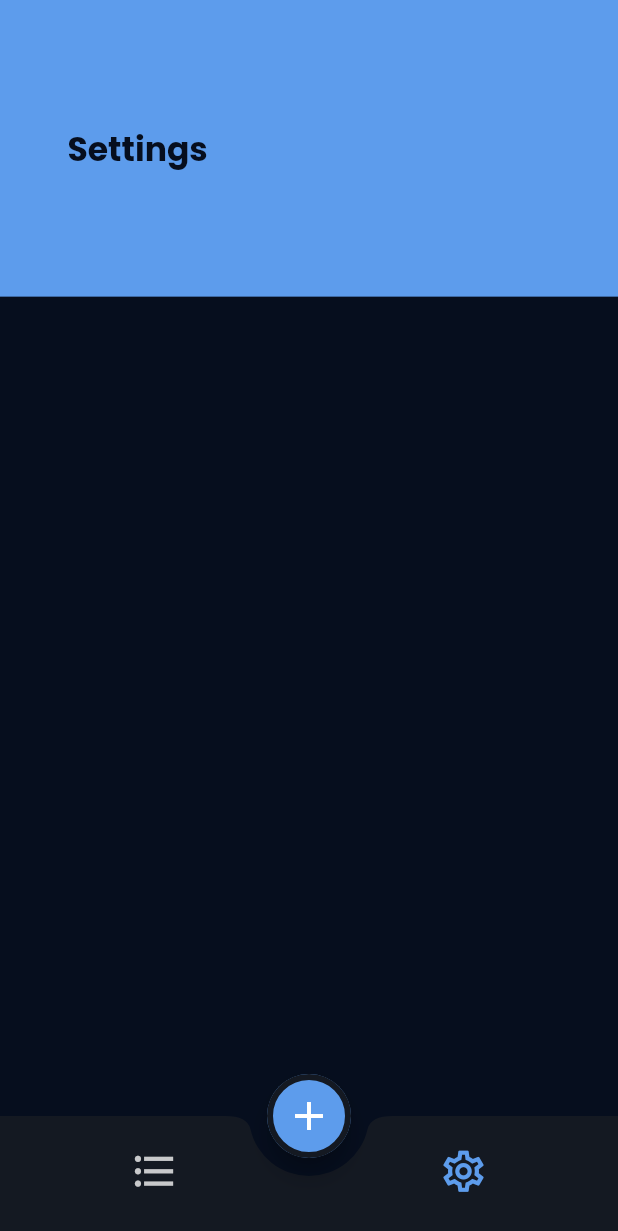
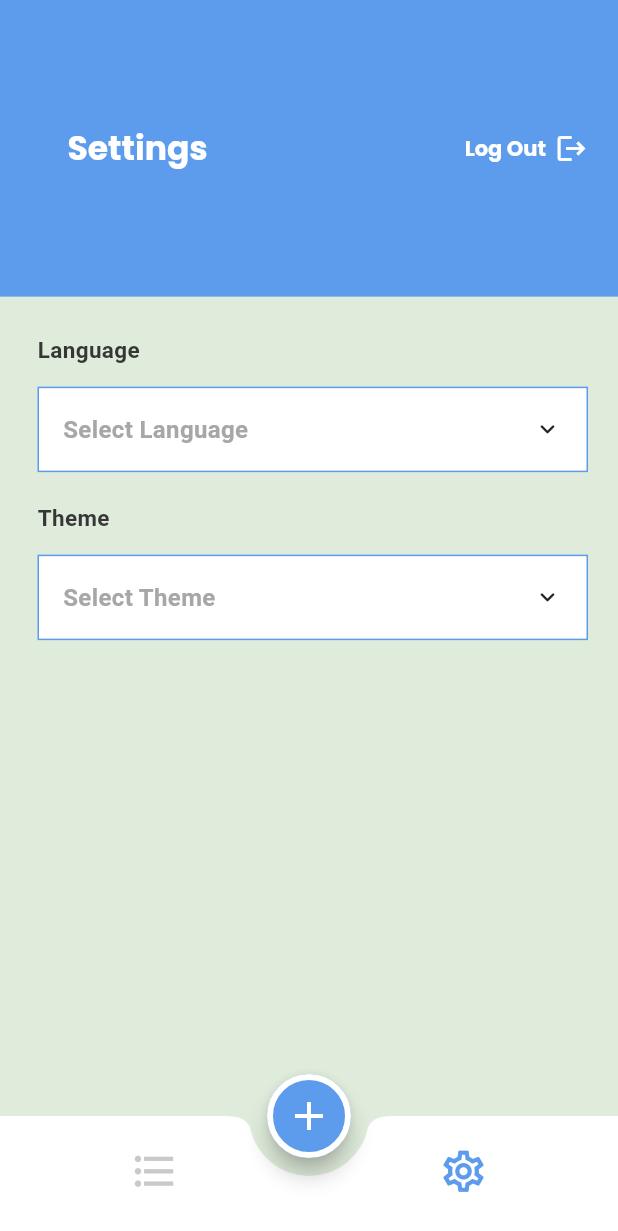
Before and after one commit to Mariam-Elkhelawy/TYDOO, a Flutter app: the HomeScreen screen opened by its route, item 2 of the bottom bar chosen, on a phone screen of 412 x 824 dp. Shown: the top 1231 px of the screen. Run offline on Flutter 3.47's test engine with Material 3 defaults, Android fonts, the light colour scheme and no system bars; drawn by our look-alikes of animated_custom_dropdown; our stand-ins replace another_flutter_splash_screen, cloud_firestore, easy_date_timeline, firebase_auth, firebase_core, flutter_slidable and 1 more; accounts and stored records are empty; network calls fail.

Commit message:
Settings UI done

```diff
--- a/lib/features/home_screen.dart
+++ b/lib/features/home_screen.dart
@@ -64,4 +64,4 @@ class HomeScreen extends StatelessWidget {
   }
 }
 
-List<Widget> screens = [const TaskScreen(), const SettingsScreen()];
+List<Widget> screens = [const TaskScreen(),  SettingsScreen()];
--- a/lib/features/settings/settings_screen.dart
+++ b/lib/features/settings/settings_screen.dart
@@ -1,11 +1,15 @@
+import 'package:animated_custom_dropdown/custom_dropdown.dart';
 import 'package:flutter/material.dart';
 import 'package:provider/provider.dart';
 import 'package:todo_app/app_theme.dart';
+import 'package:todo_app/features/login/login_screen.dart';
+import 'package:todo_app/firebase/firebase_functions.dart';
 import 'package:todo_app/providers/my_provider.dart';
 
 class SettingsScreen extends StatelessWidget {
-  const SettingsScreen({super.key});
-
+  SettingsScreen({super.key});
+  List<String> langList = ['English', 'العربيه'];
+  List<String> themeList = ['dark', 'light'];
   @override
   Widget build(BuildContext context) {
     var mediaQuery = MediaQuery.of(context).size;
@@ -18,13 +22,95 @@ class SettingsScreen extends StatelessWidget {
           width: mediaQuery.width,
           height: mediaQuery.height * .24,
           child: Padding(
-            padding: const EdgeInsetsDirectional.fromSTEB(45, 85, 0, 0),
-            child: Text(
-              'Settings',
-              style: theme.textTheme.titleLarge,
+            padding: const EdgeInsetsDirectional.fromSTEB(45, 0, 20, 0),
+            child: Row(
+              children: [
+                Text(
+                  'Settings',
+                  style: theme.textTheme.titleLarge,
+                ),
+                Spacer(),
+                InkWell(
+                  onTap: () async {
+                    await FirebaseFunctions.signOut();
+                    Navigator.pushNamedAndRemoveUntil(
+                      context,
+                      LoginScreen.routeName,
+                      (route) => false,
+                    );
+                  },
+                  child: Row(
+                    children: [
+                      Text(
+                        'Log Out',
+                        style:
+                            theme.textTheme.titleLarge?.copyWith(fontSize: 14),
+                      ),
+                      SizedBox(width: 6),
+                      Icon(
+                        Icons.logout,
+                        color: provider.themeMode == ThemeMode.dark
+                            ? const Color(0xFF060E1E)
+                            : Colors.white,
+                        size: 22,
+                      ),
+                    ],
+                  ),
+                ),
+              ],
             ),
           ),
         ),
+        Padding(
+          padding: const EdgeInsetsDirectional.fromSTEB(25, 25, 20, 0),
+          child: Column(
+            crossAxisAlignment: CrossAxisAlignment.stretch,
+            children: [
+              Text(
+                'Language',
+                style: theme.textTheme.bodyMedium,
+              ),
+              SizedBox(height: 14),
+              CustomDropdown(hintText: 'Select Language',
+                decoration: CustomDropdownDecoration(
+                    closedBorderRadius: BorderRadius.zero,
+                    expandedBorderRadius: BorderRadius.zero,
+                    headerStyle: theme.textTheme.bodyMedium
+                        ?.copyWith(color: AppTheme.primaryColor),
+                    listItemStyle: theme.textTheme.bodyMedium
+                        ?.copyWith(color: AppTheme.primaryColor),
+                    closedBorder: Border.all(color: AppTheme.primaryColor),
+                  closedFillColor:provider.themeMode==ThemeMode.dark? AppTheme.blackColor:Colors.white,
+                  expandedFillColor: provider.themeMode==ThemeMode.dark? AppTheme.blackColor:Colors.white,
+                ),
+                items: langList,
+                onChanged: (value) {},
+              ),
+              SizedBox(height: 20),
+              Text(
+                'Theme',
+                style: theme.textTheme.bodyMedium,
+              ),
+              SizedBox(height: 14),
+              CustomDropdown(hintText: 'Select Theme',
+                decoration: CustomDropdownDecoration(
+                    // expandedBorder: Border.all(color: AppTheme.primaryColor),
+                    closedBorderRadius: BorderRadius.zero,
+                    expandedBorderRadius: BorderRadius.zero,
+                    headerStyle: theme.textTheme.bodyMedium
+                        ?.copyWith(color: AppTheme.primaryColor),
+                    listItemStyle: theme.textTheme.bodyMedium
+                        ?.copyWith(color: AppTheme.primaryColor),
+                    closedBorder: Border.all(color: AppTheme.primaryColor),
+                    closedFillColor:provider.themeMode==ThemeMode.dark? AppTheme.blackColor:Colors.white,
+                    expandedFillColor: provider.themeMode==ThemeMode.dark? AppTheme.blackColor:Colors.white,
+                ),
+                items: themeList,
+                onChanged: (value) {},
+              )
+            ],
+          ),
+        )
       ],
     );
   }
--- a/lib/features/tasks/add_task_bottom_sheet.dart
+++ b/lib/features/tasks/add_task_bottom_sheet.dart
@@ -95,15 +95,15 @@ class _AddTaskBottomSheetState extends State<AddTaskBottomSheet> {
                 ),
                 const SizedBox(height: 35),
                 InkWell(
-                  onTap: () {
+                  onTap: () async {
                     if (formKey.currentState!.validate()) {
                       TaskModel taskModel = TaskModel(
-                           userId: FirebaseAuth.instance.currentUser!.uid,
+                          userId: FirebaseAuth.instance.currentUser!.uid,
                           id: '',
                           title: titleController.text,
                           date: DateUtils.dateOnly(editProvider.chosenDate),
                           description: descriptionController.text);
-                      FirebaseFunctions.addTask(taskModel);
+                      await FirebaseFunctions.addTask(taskModel);
                       showDialog(
                         context: context,
                         builder: (context) {
--- a/lib/providers/my_provider.dart
+++ b/lib/providers/my_provider.dart
@@ -2,7 +2,7 @@ import 'package:flutter/material.dart';
 
 class MyProvider extends ChangeNotifier{
   String languageCode = 'en';
-  ThemeMode themeMode = ThemeMode.dark;
+  ThemeMode themeMode = ThemeMode.light;
   int index = 0;
 
 
--- a/pubspec.yaml
+++ b/pubspec.yaml
@@ -44,6 +44,8 @@ dependencies:
   easy_date_timeline: ^1.0.5
   intl: ^0.19.0
   flutter_slidable: ^3.0.1
+  shared_preferences: ^2.2.2
+  animated_custom_dropdown: ^3.0.0
 
 
 dev_dependencies:
```
Also changed, not shown: lib/features/login/login_screen.dart (+21 -18 lines), lib/features/register/register_screen.dart (+12 -3 lines), lib/features/tasks/edit_tasks_screen.dart (+5 -8 lines), lib/features/tasks/task_item.dart (+7 -6 lines), lib/features/tasks/task_screen.dart (+7 -3 lines), lib/firebase/firebase_functions.dart (+5 -5 lines), pubspec.lock.
